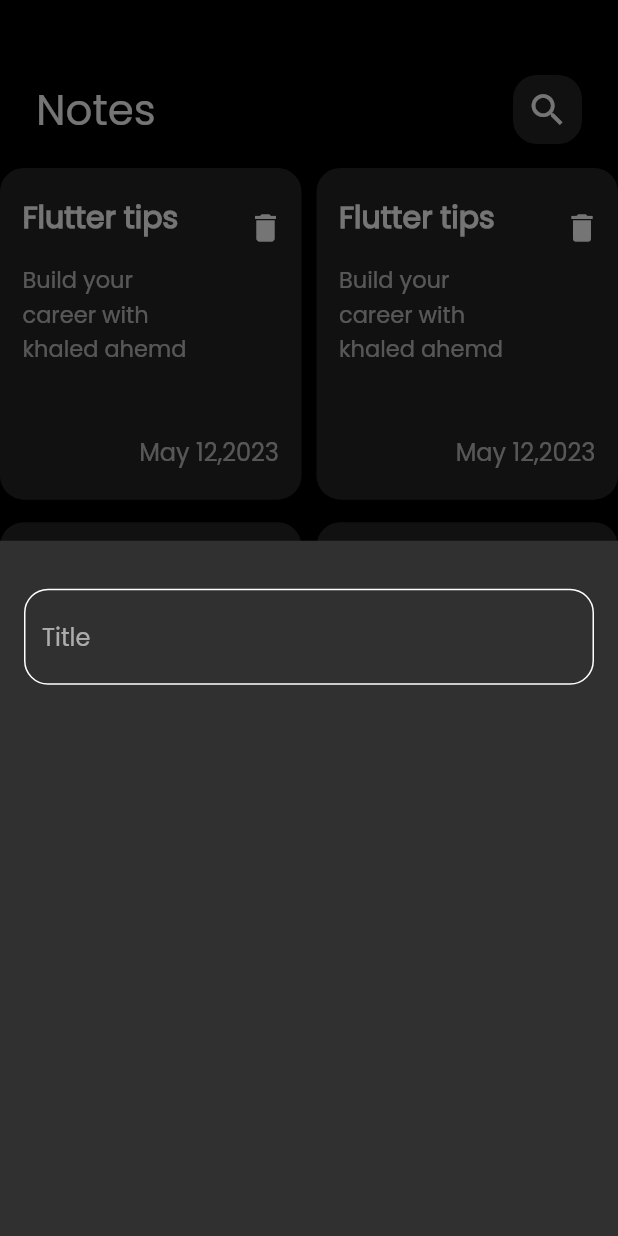
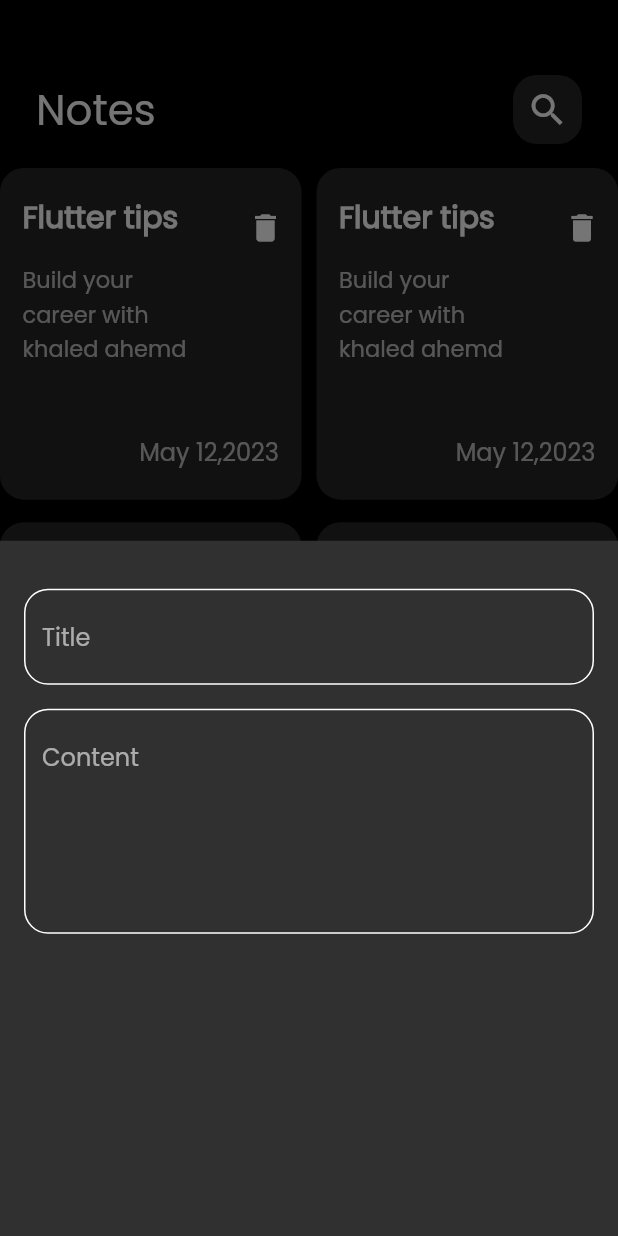
Before and after one commit to ka1395/Notes_App, a Flutter app: the screen it shows after launch, after a tap on the "add" icon, on a phone screen of 412 x 824 dp. Run offline on Flutter 3.47's test engine with Material 2 defaults, Android fonts, the phone set to English and light mode, and no system bars.

Commit message:
add text to bottom sheet

```diff
--- a/lib/views/widgets/add_note_bottomsheet.dart
+++ b/lib/views/widgets/add_note_bottomsheet.dart
@@ -14,7 +14,11 @@ class AddNoteBottmSheet extends StatelessWidget {
           SizedBox(
             height: 32,
           ),
-          CustomTextField(),
+          CustomTextField(hint: "Title"),
+          SizedBox(
+            height: 16,
+          ),
+          CustomTextField(hint: "Content", maxLine: 5),
         ],
       ),
     );
--- a/lib/views/widgets/custom_text_field.dart
+++ b/lib/views/widgets/custom_text_field.dart
@@ -2,13 +2,16 @@ import 'package:flutter/material.dart';
 import 'package:notes_app/constant.dart';
 
 class CustomTextField extends StatelessWidget {
-  const CustomTextField({super.key});
-
+  const CustomTextField({super.key, required this.hint,  this.maxLine = 1});
+  final String hint;
+  final int maxLine;
   @override
   Widget build(BuildContext context) {
     return TextFormField(
+      maxLines: maxLine,
       decoration: InputDecoration(
-          hintText: "Title",
+          hintText: hint,
+
           border: borderBuilder(color: Colors.white),
           enabledBorder: borderBuilder(color: Colors.white),
           focusedBorder: borderBuilder(color: primaryColor)),
```
